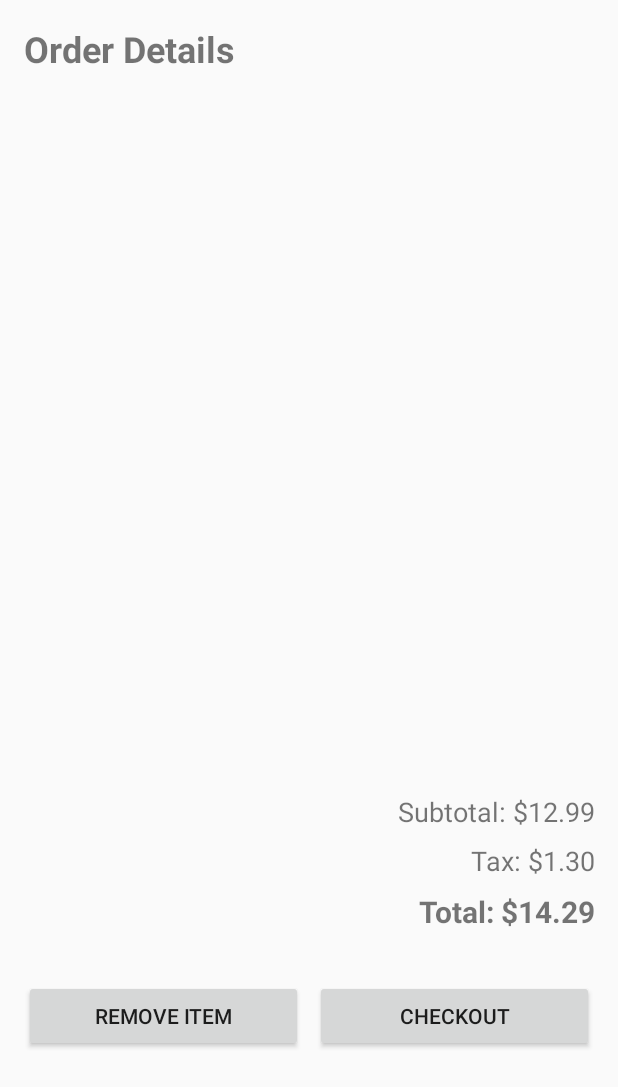
After one commit to prarabdhathapa/Android_Pizza, an Android app built with Jetpack Compose: the layout activity_current_order.xml on its own in the app's theme, with its tools: preview values and no code run, on a phone screen of 412 x 824 dp. The commit adds this screen. Shown: the top 1087 px of the screen. Run offline under Robolectric (Android 15) with nearby library versions, the phone set to English and light mode, and no system bars.

Commit message:
Screens pt.1

```diff
--- a/app/build.gradle
+++ b/app/build.gradle
@@ -48,6 +48,7 @@ dependencies {
     implementation libs.androidx.material3
     implementation 'androidx.appcompat:appcompat:1.7.0'
     implementation 'androidx.constraintlayout:constraintlayout:2.2.0'
+    implementation 'androidx.recyclerview:recyclerview:1.2.1'
     testImplementation libs.junit
     androidTestImplementation libs.androidx.junit
     androidTestImplementation libs.androidx.espresso.core
--- /dev/null
+++ b/app/src/main/res/layout/activity_create_pizza.xml
@@ -0,0 +1,6 @@
+<?xml version="1.0" encoding="utf-8"?>
+<androidx.constraintlayout.widget.ConstraintLayout xmlns:android="http://schemas.android.com/apk/res/android"
+    android:layout_width="match_parent"
+    android:layout_height="match_parent">
+
+</androidx.constraintlayout.widget.ConstraintLayout>
--- /dev/null
+++ b/app/src/main/res/layout/activity_current_order.xml
@@ -0,0 +1,109 @@
+<?xml version="1.0" encoding="utf-8"?>
+<androidx.constraintlayout.widget.ConstraintLayout xmlns:android="http://schemas.android.com/apk/res/android"
+    xmlns:app="http://schemas.android.com/apk/res-auto"
+    xmlns:tools="http://schemas.android.com/tools"
+    android:layout_width="match_parent"
+    android:layout_height="match_parent"
+    tools:context=".CurrentOrderActivity">
+
+    <!-- ScrollView to make the content scrollable -->
+    <ScrollView
+        android:layout_width="match_parent"
+        android:layout_height="match_parent"
+        android:fillViewport="true">
+
+        <!-- LinearLayout for all content inside the ScrollView -->
+        <LinearLayout
+            android:layout_width="match_parent"
+            android:layout_height="wrap_content"
+            android:orientation="vertical"
+            android:padding="16dp">
+
+            <!-- Order Title -->
+            <TextView
+                android:id="@+id/order_title"
+                android:layout_width="wrap_content"
+                android:layout_height="wrap_content"
+                android:layout_marginBottom="16dp"
+                android:gravity="center"
+                android:text="Order Details"
+                android:textSize="24sp"
+                android:textStyle="bold" />
+
+            <!-- ListView to display the items -->
+            <ListView
+                android:id="@+id/order_list_view"
+                android:layout_width="match_parent"
+                android:layout_height="448dp"
+                android:layout_marginBottom="16dp"
+                android:divider="@android:color/darker_gray"
+                android:dividerHeight="1dp" />
+
+            <!-- Subtotal, Tax, and Total Section -->
+            <LinearLayout
+                android:layout_width="match_parent"
+                android:layout_height="wrap_content"
+                android:layout_marginBottom="16dp"
+                android:orientation="vertical">
+
+                <!-- Subtotal -->
+                <TextView
+                    android:id="@+id/subtotal"
+                    android:layout_width="match_parent"
+                    android:layout_height="wrap_content"
+                    android:layout_marginBottom="8dp"
+                    android:gravity="end"
+                    android:text="Subtotal: $12.99"
+                    android:textSize="18sp" />
+
+                <!-- Tax -->
+                <TextView
+                    android:id="@+id/tax"
+                    android:layout_width="match_parent"
+                    android:layout_height="wrap_content"
+                    android:layout_marginBottom="8dp"
+                    android:gravity="end"
+                    android:text="Tax: $1.30"
+                    android:textSize="18sp" />
+
+                <!-- Total -->
+                <TextView
+                    android:id="@+id/total"
+                    android:layout_width="match_parent"
+                    android:layout_height="wrap_content"
+                    android:layout_marginBottom="16dp"
+                    android:gravity="end"
+                    android:text="Total: $14.29"
+                    android:textSize="20sp"
+                    android:textStyle="bold" />
+            </LinearLayout>
+
+            <!-- Action Buttons -->
+            <LinearLayout
+                android:layout_width="match_parent"
+                android:layout_height="wrap_content"
+                android:orientation="horizontal">
+
+                <!-- Remove Item Button (now comes first) -->
+                <Button
+                    android:id="@+id/remove_button"
+                    android:layout_width="0dp"
+                    android:layout_height="wrap_content"
+                    android:layout_marginEnd="8dp"
+                    android:layout_weight="1"
+                    android:text="Remove Item" />
+
+                <!-- Checkout Button (now comes second) -->
+                <Button
+                    android:id="@+id/checkout_button"
+                    android:layout_width="0dp"
+                    android:layout_height="wrap_content"
+                    android:layout_weight="1"
+                    android:text="Checkout" />
+            </LinearLayout>
+
+        </LinearLayout>
+
+    </ScrollView>
+
+</androidx.constraintlayout.widget.ConstraintLayout>
--- a/app/src/main/res/values/styles.xml
+++ b/app/src/main/res/values/styles.xml
@@ -2,5 +2,7 @@
 
 <resources>
     <style name="Theme.CS213_Project_5" parent="Theme.AppCompat.Light">
+        <item name="windowNoTitle">true</item>
+        <item name="windowActionBar">false</item>
     </style>
 </resources>
```
Also changed, not shown: app/src/main/res/layout/activity_main.xml (+36 -36 lines), app/src/main/res/layout/activity_order_history.xml (added, +90 -0 lines).
